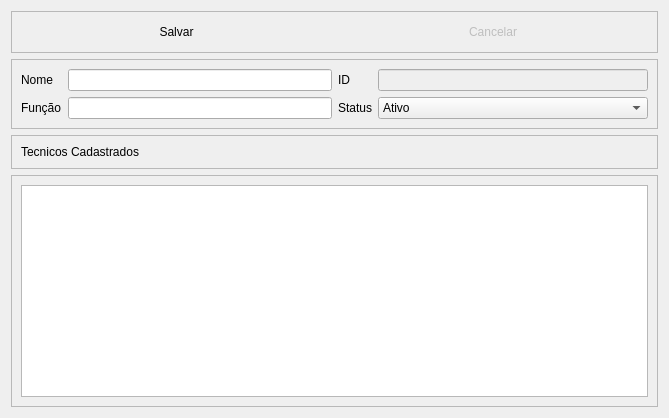
Old version of the form telas/cadastrotecnico.ui in the repository alissonbf/projeto-coopervap.
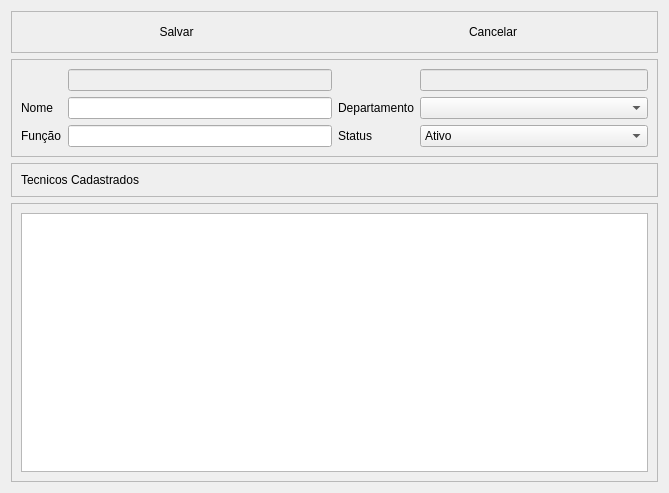
New version of the form. Icons and pictures are not drawn.

Patch:
```diff
--- a/telas/cadastrotecnico.ui
+++ b/telas/cadastrotecnico.ui
@@ -7,7 +7,7 @@
     <x>0</x>
     <y>0</y>
     <width>669</width>
-    <height>418</height>
+    <height>493</height>
    </rect>
   </property>
   <property name="windowTitle">
@@ -47,7 +47,7 @@
       <item>
        <widget class="QPushButton" name="btCancelar">
         <property name="enabled">
-         <bool>false</bool>
+         <bool>true</bool>
         </property>
         <property name="text">
          <string>Cancelar</string>
@@ -75,24 +75,14 @@
      <layout class="QHBoxLayout" name="horizontalLayout">
       <item>
        <layout class="QFormLayout" name="formLayout_2">
-        <property name="fieldGrowthPolicy">
-         <enum>QFormLayout::AllNonFixedFieldsGrow</enum>
-        </property>
-        <item row="0" column="0">
+        <item row="1" column="0">
          <widget class="QLabel" name="label">
           <property name="text">
            <string>Nome</string>
           </property>
          </widget>
         </item>
-        <item row="0" column="1">
-         <widget class="QLineEdit" name="EditNome">
-          <property name="enabled">
-           <bool>true</bool>
-          </property>
-         </widget>
-        </item>
-        <item row="1" column="0">
+        <item row="2" column="0">
          <widget class="QLabel" name="label_2">
           <property name="text">
            <string>Função</string>
@@ -100,12 +90,26 @@
          </widget>
         </item>
         <item row="1" column="1">
+         <widget class="QLineEdit" name="EditNome">
+          <property name="enabled">
+           <bool>true</bool>
+          </property>
+         </widget>
+        </item>
+        <item row="2" column="1">
          <widget class="QLineEdit" name="EditFuncao">
           <property name="enabled">
            <bool>true</bool>
           </property>
          </widget>
         </item>
+        <item row="0" column="1">
+         <widget class="QLineEdit" name="EditID">
+          <property name="enabled">
+           <bool>false</bool>
+          </property>
+         </widget>
+        </item>
        </layout>
       </item>
       <item>
@@ -140,15 +144,25 @@
         <item row="1" column="0">
          <widget class="QLabel" name="label_3">
           <property name="text">
-           <string>ID</string>
+           <string>Departamento</string>
           </property>
          </widget>
         </item>
         <item row="1" column="1">
-         <widget class="QLineEdit" name="lineEdit">
+         <widget class="QComboBox" name="comboDepto">
+          <property name="enabled">
+           <bool>true</bool>
+          </property>
+         </widget>
+        </item>
+        <item row="0" column="1">
+         <widget class="QLineEdit" name="EditUsuario">
           <property name="enabled">
            <bool>false</bool>
           </property>
+          <property name="autoFillBackground">
+           <bool>true</bool>
+          </property>
          </widget>
         </item>
        </layout>
@@ -185,7 +199,35 @@
      </property>
      <layout class="QHBoxLayout" name="horizontalLayout_3">
       <item>
-       <widget class="QTableView" name="tabela"/>
+       <widget class="QTableView" name="tabela">
+        <property name="editTriggers">
+         <set>QAbstractItemView::NoEditTriggers</set>
+        </property>
+        <property name="tabKeyNavigation">
+         <bool>false</bool>
+        </property>
+        <property name="alternatingRowColors">
+         <bool>true</bool>
+        </property>
+        <property name="selectionMode">
+         <enum>QAbstractItemView::SingleSelection</enum>
+        </property>
+        <property name="selectionBehavior">
+         <enum>QAbstractItemView::SelectRows</enum>
+        </property>
+        <property name="sortingEnabled">
+         <bool>true</bool>
+        </property>
+        <attribute name="horizontalHeaderCascadingSectionResizes">
+         <bool>true</bool>
+        </attribute>
+        <attribute name="horizontalHeaderShowSortIndicator" stdset="0">
+         <bool>true</bool>
+        </attribute>
+        <attribute name="horizontalHeaderStretchLastSection">
+         <bool>true</bool>
+        </attribute>
+       </widget>
       </item>
      </layout>
     </widget>
```
